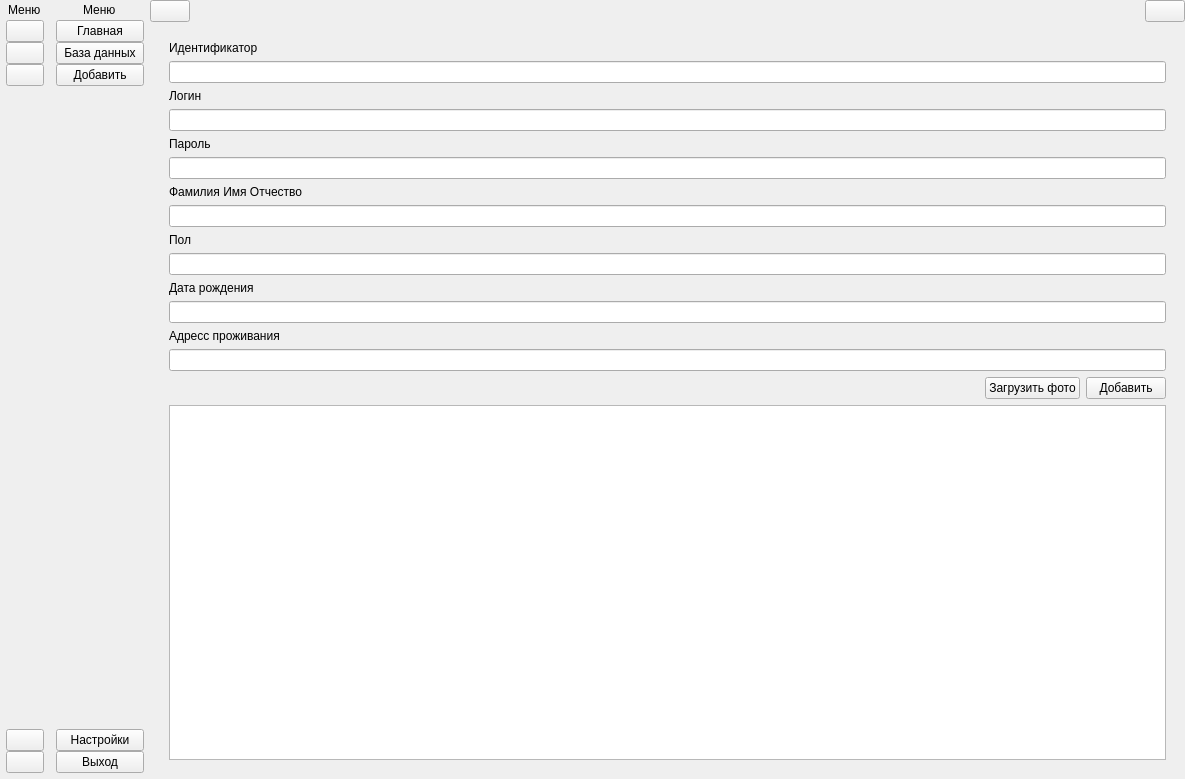
The window that assets/ui/app.ui (Bavalionprolate/face-look) describes before a commit, drawn with Qt 5.
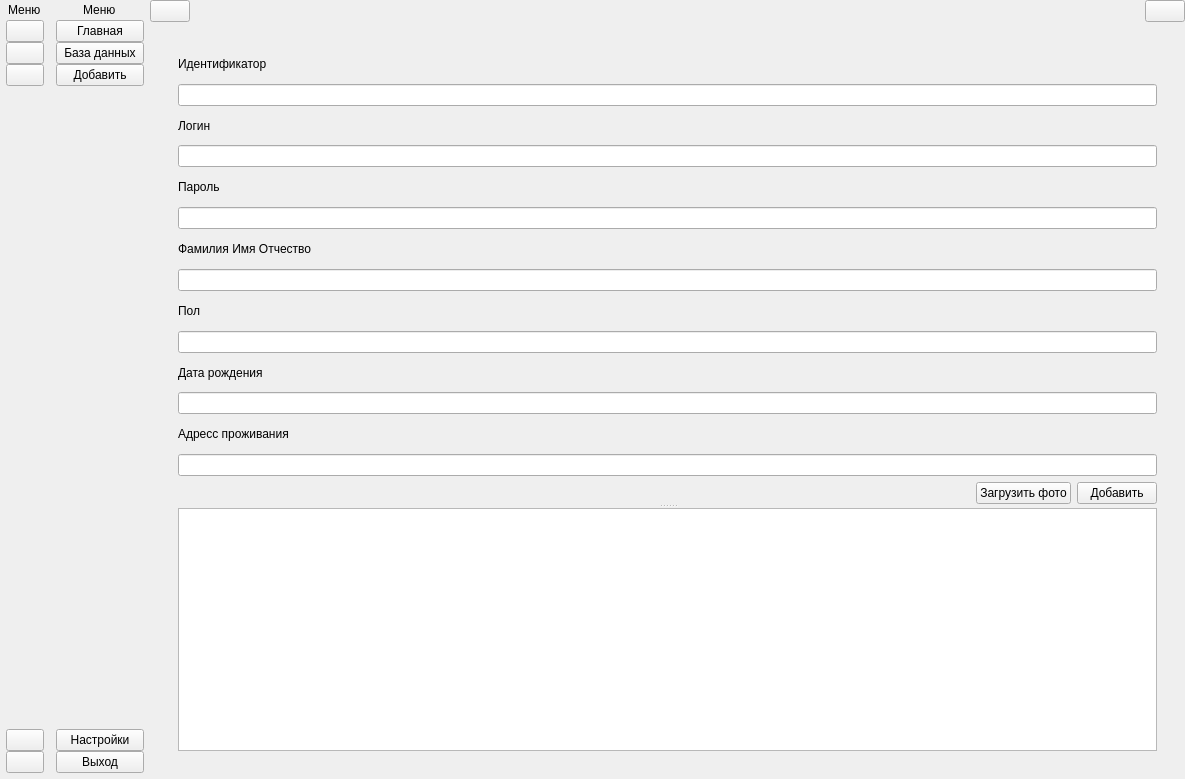
The same window after the commit. The open tabs and pages were chosen to show the change. Icons and pictures are not drawn.

Diff of the .ui file:
```diff
--- a/assets/ui/app.ui
+++ b/assets/ui/app.ui
@@ -882,6 +882,32 @@
                <widget class="QWidget" name="widget_8" native="true">
                 <layout class="QGridLayout" name="gridLayout_11">
                  <item row="0" column="0">
+                  <widget class="QWidget" name="widget_9" native="true">
+                   <layout class="QGridLayout" name="gridLayout_12">
+                    <item row="0" column="0">
+                     <widget class="QSplitter" name="splitter">
+                      <property name="toolTipDuration">
+                       <number>-1</number>
+                      </property>
+                      <property name="autoFillBackground">
+                       <bool>false</bool>
+                      </property>
+                      <property name="styleSheet">
+                       <string notr="true"/>
+                      </property>
+                      <property name="frameShadow">
+                       <enum>QFrame::Plain</enum>
+                      </property>
+                      <property name="lineWidth">
+                       <number>1</number>
+                      </property>
+                      <property name="orientation">
+                       <enum>Qt::Vertical</enum>
+                      </property>
+                      <property name="opaqueResize">
+                       <bool>true</bool>
+                      </property>
+                      <widget class="QWidget" name="">
                   <layout class="QVBoxLayout" name="verticalLayout_32">
                    <item>
                     <layout class="QVBoxLayout" name="verticalLayout_31">
@@ -1017,9 +1043,12 @@
                     </layout>
                    </item>
                   </layout>
-                 </item>
-                 <item row="1" column="0">
+                      </widget>
                   <widget class="QTableWidget" name="tableWidget_2"/>
+                     </widget>
+                    </item>
+                   </layout>
+                  </widget>
                  </item>
                 </layout>
                </widget>
```
Left out of the diff: 6 changed lines with no effect on the pictures. Lines whose indentation alone changed are shown as unchanged.
